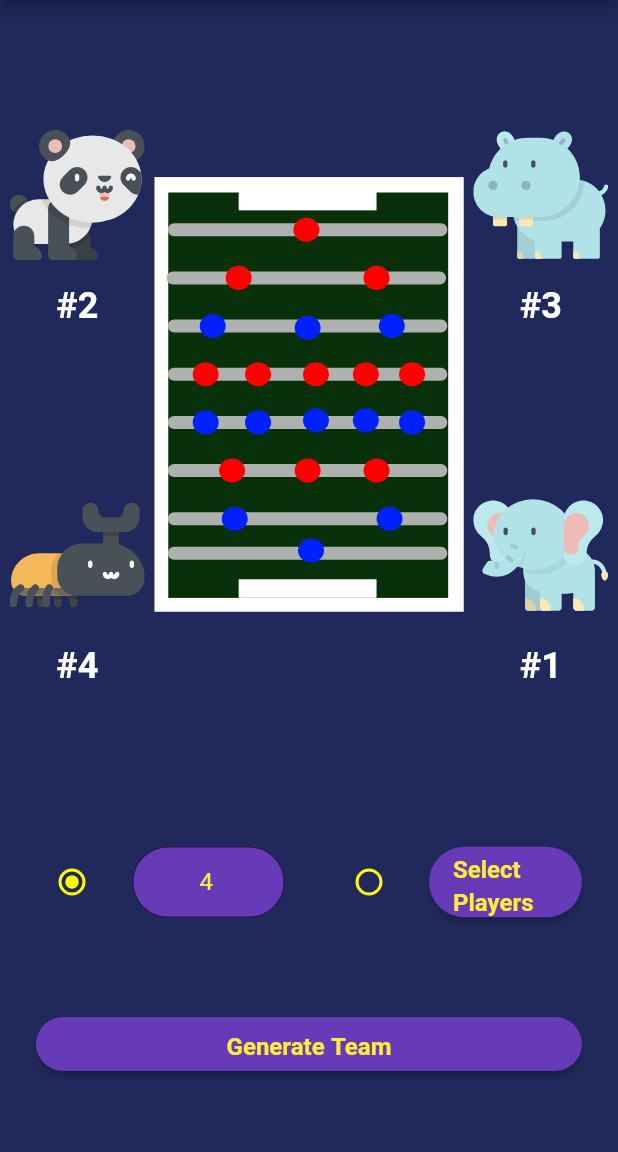
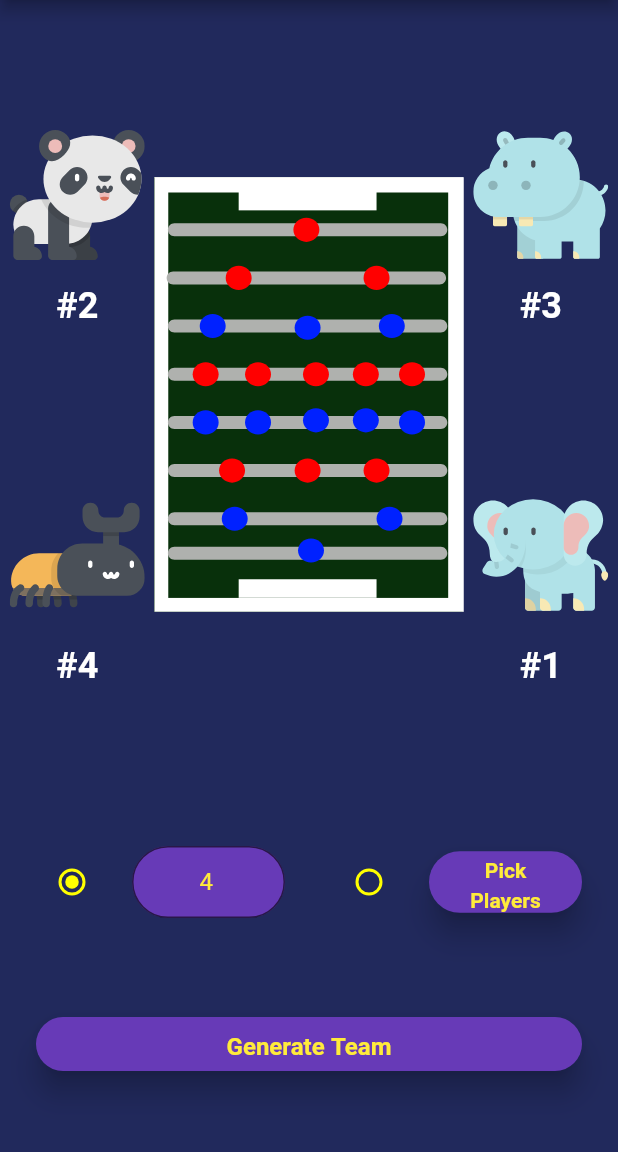
Before and after one commit to Eduard-Dumitrescu/Foosball-Shuffler, a Flutter app: the screen it shows after launch, on a phone screen of 412 x 824 dp, the part 84-1236 px from its top. Run offline on Flutter 3.47's test engine with Material 2 defaults, Android fonts, the phone set to English and light mode, and no system bars; our stand-ins replace flutter_svg, google_fonts, shared_preferences; missing offline and left inert: flutter_device_type, keyboard_visibility; Roboto replaces fonts that are missing (Sofia).

Commit message:
added button elevation

```diff
--- a/lib/home_page.dart
+++ b/lib/home_page.dart
@@ -149,6 +149,7 @@ class _HomePageState extends State<HomePage> {
               child: SizedBox(
                 width: Utils.deviceWidth(context),
                 child: RaisedButton(
+                  elevation: 8.0,
                   shape: RoundedRectangleBorder(
                     borderRadius: new BorderRadius.circular(24.0),
                   ),
@@ -274,14 +275,16 @@ class _HomePageState extends State<HomePage> {
               Flexible(
                 child: ListTile(
                   title: RaisedButton(
+                    elevation: 8.0,
                     shape: RoundedRectangleBorder(
                       borderRadius: new BorderRadius.circular(24.0),
                     ),
                     color: Colors.deepPurple,
                     child: Text(
-                      "Select Players",
+                      "Pick Players",
+                      textAlign: TextAlign.center,
                       style: TextStyle(
-                        fontSize: 16,
+                        fontSize: 14.0,
                         color: Colors.yellow,
                         fontWeight: FontWeight.bold,
                       ),
@@ -584,6 +587,7 @@ class _PlayerCheckState extends State<PlayerCheck> {
               padding: const EdgeInsets.all(16.0),
               child: SizedBox.expand(
                 child: RaisedButton(
+                    elevation: 8.0,
                     child: ValueListenableBuilder<List<Player>>(
                         valueListenable: _playerList,
                         builder: (context, playerList, _) {
--- a/lib/players_page.dart
+++ b/lib/players_page.dart
@@ -153,6 +153,7 @@ class _PlayersPageState extends State<PlayersPage> {
       Flexible(
         flex: 1,
         child: RaisedButton(
+          elevation: 8.0,
           shape: RoundedRectangleBorder(
             borderRadius: new BorderRadius.circular(24.0),
           ),
@@ -178,6 +179,7 @@ class _PlayersPageState extends State<PlayersPage> {
       Flexible(
         flex: 1,
         child: RaisedButton(
+          elevation: 8.0,
           shape: RoundedRectangleBorder(
             borderRadius: new BorderRadius.circular(24.0),
           ),
@@ -333,6 +335,7 @@ class _PlayerEditWidgetState extends State<PlayerEditWidget> {
                           child: Container(
                             width: Utils.deviceWidth(context) / 2,
                             child: RaisedButton(
+                                elevation: 8.0,
                                 child: Text(
                                   'Save Changes',
                                   style: TextStyle(
@@ -367,6 +370,7 @@ class _PlayerEditWidgetState extends State<PlayerEditWidget> {
                     child: Container(
                       width: Utils.deviceWidth(context) / 2,
                       child: RaisedButton(
+                          elevation: 8.0,
                           child: Text(
                             'Delete Player',
                             style: TextStyle(
```
